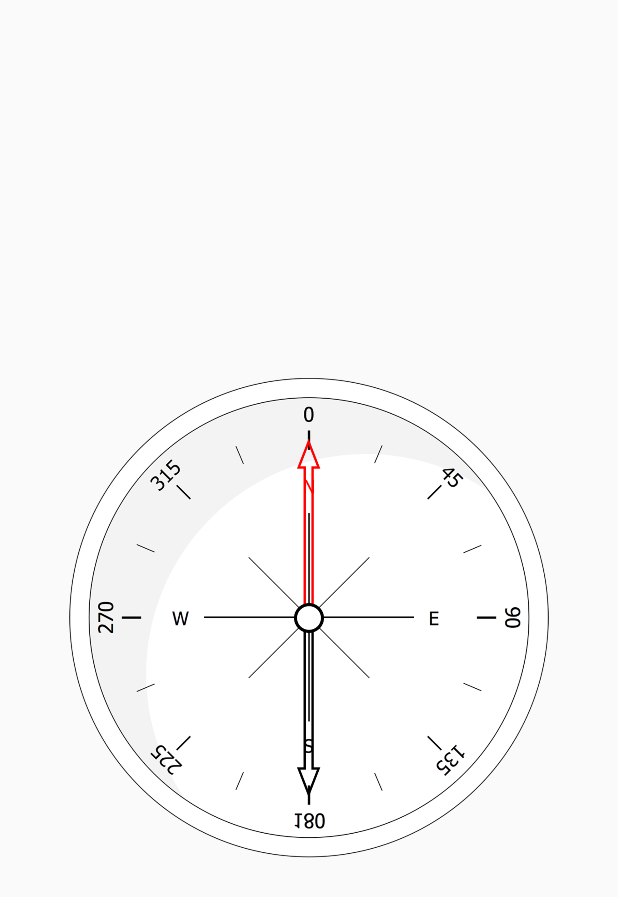
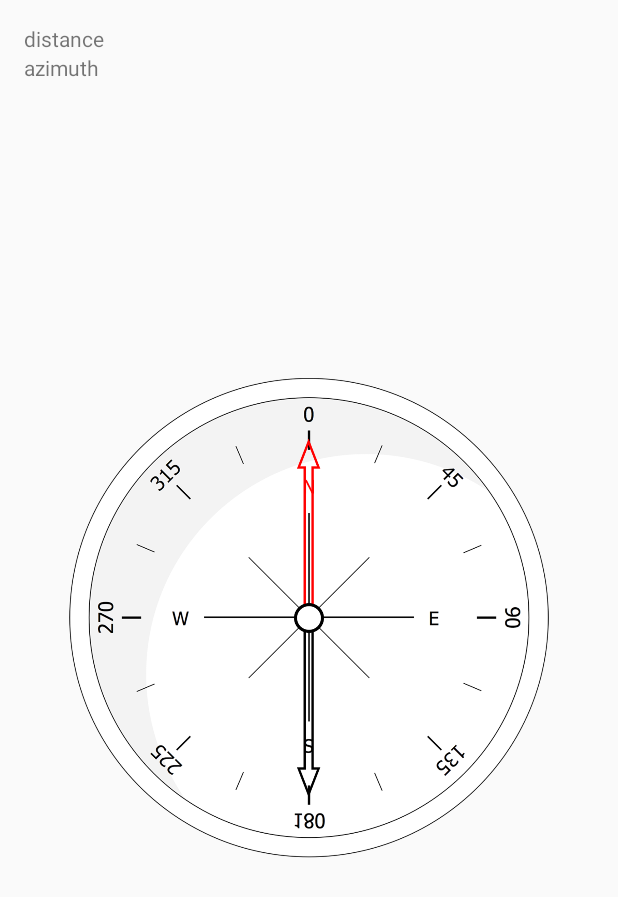
Before and after one commit to Julia0709/Whereeeee, an Android app: the layout activity_compass.xml on its own in the app's theme, with its tools: preview values and no code run, on a phone screen of 412 x 824 dp. Shown: the top 897 px of the screen. Run offline under Robolectric (Android 15) with nearby library versions, the light colour scheme and no system bars.

Commit message:
fix compass, show distance

```diff
--- a/app/src/main/res/layout/activity_compass.xml
+++ b/app/src/main/res/layout/activity_compass.xml
@@ -22,4 +22,20 @@
         android:scaleType="fitXY"
         android:src="@drawable/hands" />
 
+    <LinearLayout
+        android:layout_width="wrap_content"
+        android:layout_height="wrap_content"
+        android:orientation="vertical">
+        <TextView
+            android:layout_width="wrap_content"
+            android:layout_height="wrap_content"
+            android:id="@+id/distance"
+            tools:text="distance"/>
+        <TextView
+            android:layout_width="wrap_content"
+            android:layout_height="wrap_content"
+            android:id="@+id/azimuth"
+            tools:text="azimuth"/>
+    </LinearLayout>
+
 </RelativeLayout>
```
Also changed, not shown: app/src/main/AndroidManifest.xml (+18 -18 lines), app/src/main/java/com/test/whereeeee/Compass.java (+9 -18 lines), app/src/main/java/com/test/whereeeee/CompassActivity.java (+3 -0 lines), app/src/main/java/com/test/whereeeee/MapsActivity.java (+34 -32 lines), app/src/main/java/com/test/whereeeee/UserDetails.java (+10 -10 lines).
